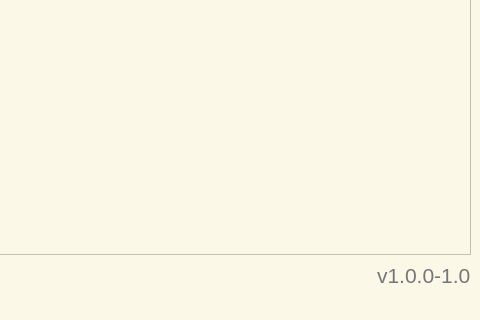
yunusemrecinar/QT5-cihaz-kimlik-teknik-servis, file src/mainwindow.ui: the form before one commit; both pictures show x 815 to 1295 and y 570 to 890 of the 1295 by 890 pixel window.
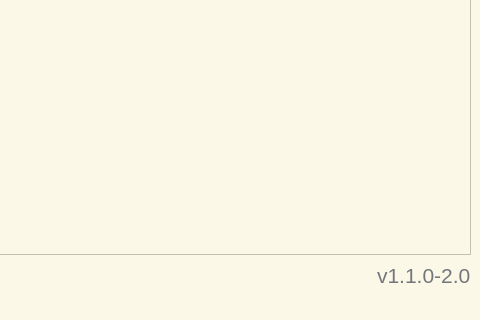
The form after the commit. Icons and pictures are not drawn.

Patch:
```diff
--- a/src/mainwindow.ui
+++ b/src/mainwindow.ui
@@ -760,7 +760,7 @@
 }</string>
           </property>
           <property name="text">
-           <string>v1.0.0-1.0</string>
+           <string>v1.1.0-2.0</string>
           </property>
          </widget>
         </item>
```
